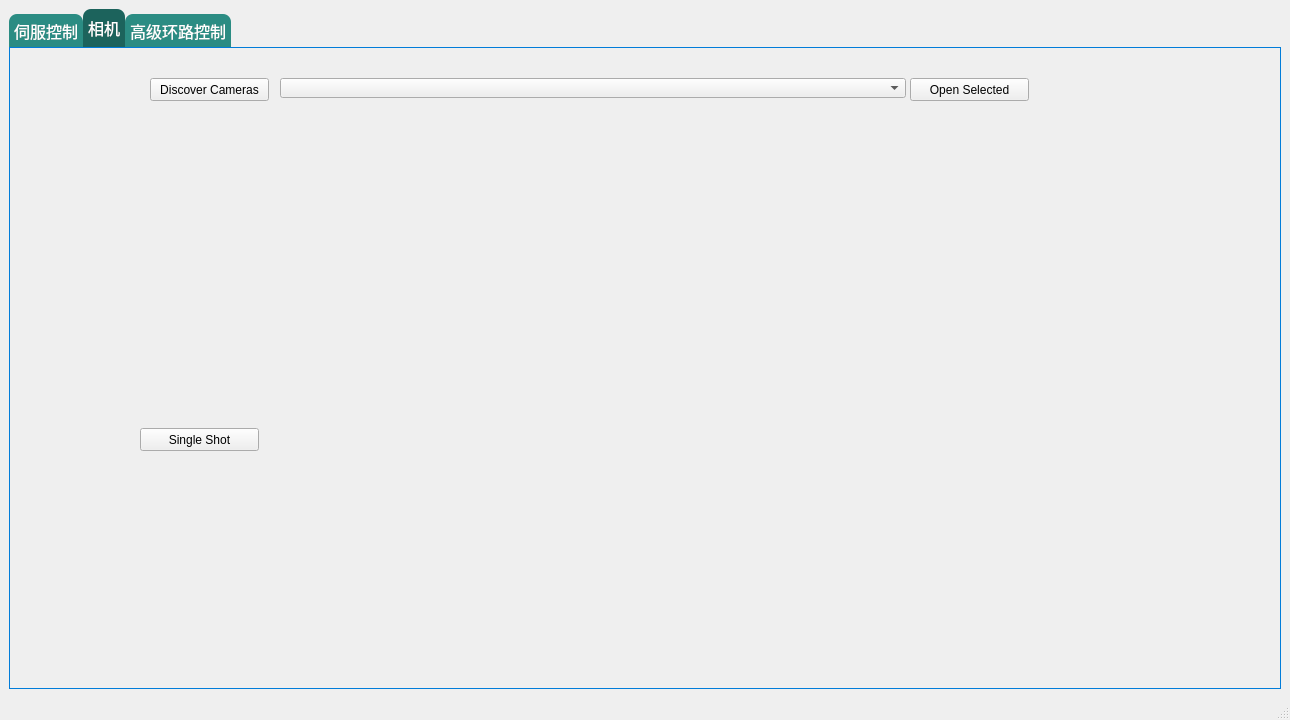
Above: mainwindow.ui from Code-Newborn/NewTest_MSVC2017 before the change. Below: the same form after it.
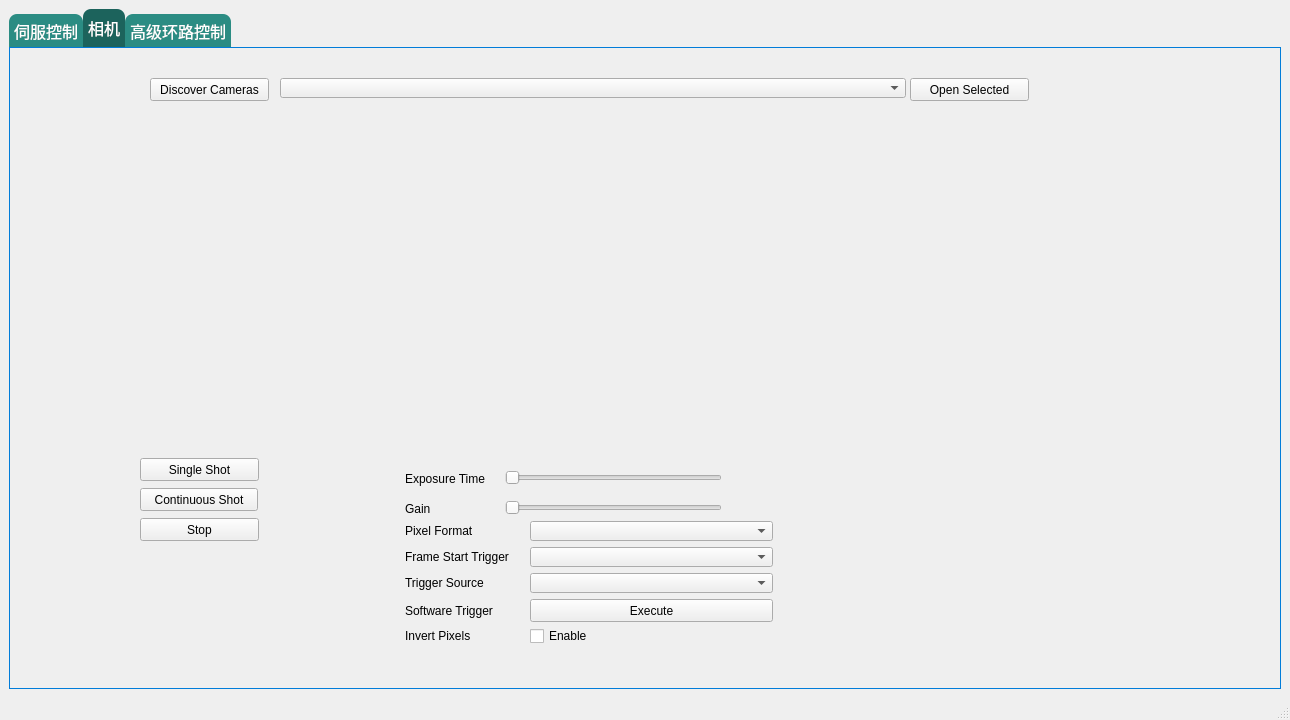
That is the form after the change. Icons and pictures are not drawn. Custom widgets are drawn as their Qt base class.

Commit message: [update]  相机显示图像

The edit to the form file:
```diff
--- a/mainwindow.ui
+++ b/mainwindow.ui
@@ -1805,25 +1805,12 @@
            <rect>
             <x>130</x>
             <y>110</y>
-            <width>351</width>
-            <height>221</height>
+            <width>431</width>
+            <height>291</height>
            </rect>
           </property>
           <property name="autoFillBackground">
-           <bool>true</bool>
-          </property>
-         </widget>
-         <widget class="QWidget" name="image_2" native="true">
-          <property name="geometry">
-           <rect>
-            <x>570</x>
-            <y>100</y>
-            <width>351</width>
-            <height>221</height>
-           </rect>
-          </property>
-          <property name="autoFillBackground">
-           <bool>true</bool>
+           <bool>false</bool>
           </property>
          </widget>
          <widget class="QPushButton" name="scanButton">
@@ -1853,7 +1840,7 @@
           <property name="geometry">
            <rect>
             <x>130</x>
-            <y>380</y>
+            <y>410</y>
             <width>119</width>
             <height>23</height>
            </rect>
@@ -1875,6 +1862,218 @@
            <string>Open Selected</string>
           </property>
          </widget>
+         <widget class="QSlider" name="exposure_1">
+          <property name="geometry">
+           <rect>
+            <x>495</x>
+            <y>419</y>
+            <width>217</width>
+            <height>22</height>
+           </rect>
+          </property>
+          <property name="orientation">
+           <enum>Qt::Horizontal</enum>
+          </property>
+         </widget>
+         <widget class="QLabel" name="exposuretimeLabel_1">
+          <property name="geometry">
+           <rect>
+            <x>395</x>
+            <y>419</y>
+            <width>119</width>
+            <height>24</height>
+           </rect>
+          </property>
+          <property name="text">
+           <string>Exposure Time</string>
+          </property>
+         </widget>
+         <widget class="QSlider" name="gain_1">
+          <property name="geometry">
+           <rect>
+            <x>495</x>
+            <y>449</y>
+            <width>217</width>
+            <height>22</height>
+           </rect>
+          </property>
+          <property name="orientation">
+           <enum>Qt::Horizontal</enum>
+          </property>
+         </widget>
+         <widget class="QLabel" name="gainLabel_1">
+          <property name="geometry">
+           <rect>
+            <x>395</x>
+            <y>449</y>
+            <width>119</width>
+            <height>24</height>
+           </rect>
+          </property>
+          <property name="text">
+           <string>Gain</string>
+          </property>
+         </widget>
+         <widget class="QComboBox" name="pixelFormat_1">
+          <property name="geometry">
+           <rect>
+            <x>520</x>
+            <y>473</y>
+            <width>243</width>
+            <height>20</height>
+           </rect>
+          </property>
+         </widget>
+         <widget class="QComboBox" name="triggerMode_1">
+          <property name="geometry">
+           <rect>
+            <x>520</x>
+            <y>499</y>
+            <width>243</width>
+            <height>20</height>
+           </rect>
+          </property>
+         </widget>
+         <widget class="QComboBox" name="triggerSource_1">
+          <property name="geometry">
+           <rect>
+            <x>520</x>
+            <y>525</y>
+            <width>243</width>
+            <height>20</height>
+           </rect>
+          </property>
+         </widget>
+         <widget class="QLabel" name="invertPixelLabel_1">
+          <property name="geometry">
+           <rect>
+            <x>395</x>
+            <y>580</y>
+            <width>119</width>
+            <height>16</height>
+           </rect>
+          </property>
+          <property name="text">
+           <string>Invert Pixels</string>
+          </property>
+         </widget>
+         <widget class="QCheckBox" name="invertPixel_1">
+          <property name="geometry">
+           <rect>
+            <x>520</x>
+            <y>580</y>
+            <width>243</width>
+            <height>16</height>
+           </rect>
+          </property>
+          <property name="text">
+           <string>Enable</string>
+          </property>
+         </widget>
+         <widget class="QLabel" name="softwareTriggerLabel_1">
+          <property name="geometry">
+           <rect>
+            <x>395</x>
+            <y>551</y>
+            <width>119</width>
+            <height>23</height>
+           </rect>
+          </property>
+          <property name="text">
+           <string>Software Trigger</string>
+          </property>
+         </widget>
+         <widget class="QPushButton" name="softwareTrigger_1">
+          <property name="geometry">
+           <rect>
+            <x>520</x>
+            <y>551</y>
+            <width>243</width>
+            <height>23</height>
+           </rect>
+          </property>
+          <property name="text">
+           <string>Execute</string>
+          </property>
+         </widget>
+         <widget class="QLabel" name="triggerSourceLabel_1">
+          <property name="geometry">
+           <rect>
+            <x>395</x>
+            <y>525</y>
+            <width>119</width>
+            <height>20</height>
+           </rect>
+          </property>
+          <property name="text">
+           <string>Trigger Source</string>
+          </property>
+         </widget>
+         <widget class="QLabel" name="pixelFormatLabel_1">
+          <property name="geometry">
+           <rect>
+            <x>395</x>
+            <y>473</y>
+            <width>119</width>
+            <height>20</height>
+           </rect>
+          </property>
+          <property name="text">
+           <string>Pixel Format</string>
+          </property>
+         </widget>
+         <widget class="QLabel" name="triggerModeLabel_1">
+          <property name="geometry">
+           <rect>
+            <x>395</x>
+            <y>499</y>
+            <width>119</width>
+            <height>20</height>
+           </rect>
+          </property>
+          <property name="text">
+           <string>Frame Start Trigger</string>
+          </property>
+         </widget>
+         <widget class="QWidget" name="image_2" native="true">
+          <property name="geometry">
+           <rect>
+            <x>610</x>
+            <y>110</y>
+            <width>401</width>
+            <height>291</height>
+           </rect>
+          </property>
+          <property name="autoFillBackground">
+           <bool>true</bool>
+          </property>
+         </widget>
+         <widget class="QPushButton" name="continuous_1">
+          <property name="geometry">
+           <rect>
+            <x>130</x>
+            <y>440</y>
+            <width>118</width>
+            <height>23</height>
+           </rect>
+          </property>
+          <property name="text">
+           <string>Continuous Shot</string>
+          </property>
+         </widget>
+         <widget class="QPushButton" name="stop_1">
+          <property name="geometry">
+           <rect>
+            <x>130</x>
+            <y>470</y>
+            <width>119</width>
+            <height>23</height>
+           </rect>
+          </property>
+          <property name="text">
+           <string>Stop</string>
+          </property>
+         </widget>
         </widget>
         <widget class="QWidget" name="tab_3">
          <property name="font">
```
Left out of the diff: 2 changed lines with no effect on the pictures. The commit also changes 2 other files.
